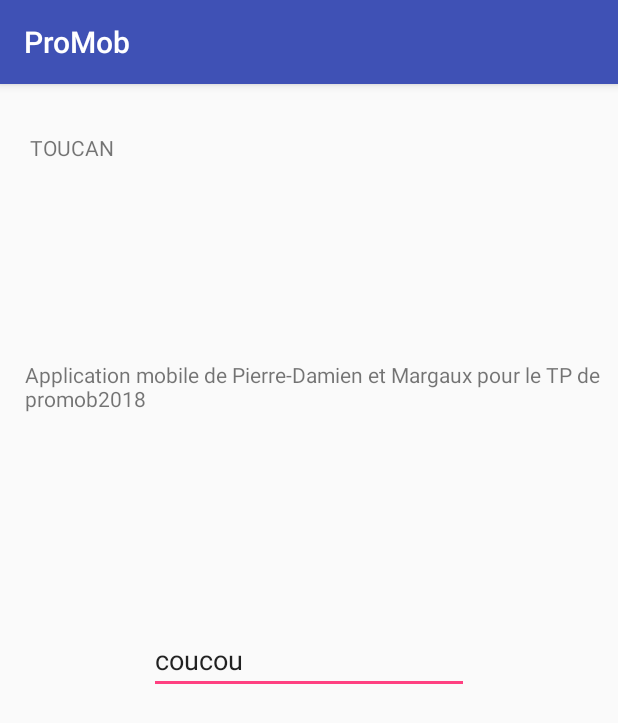
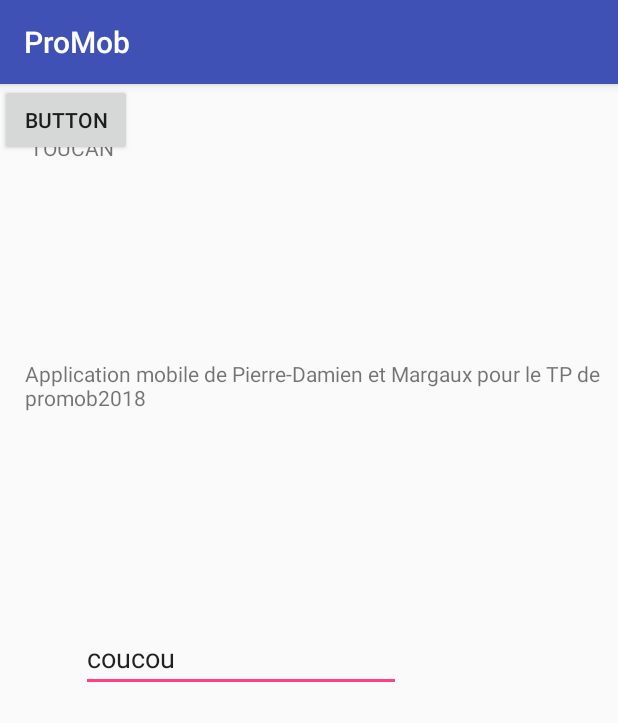
Before and after one commit to projetpromob/toucan, an Android app: the screen it shows after launch (MainActivity), on a phone screen of 412 x 824 dp. Shown: the top 723 px of the screen. Run offline under Robolectric (Android 15) with nearby library versions, the phone set to English and light mode, and no system bars.

Commit message:
Initial commit

```diff
--- a/app/src/main/res/layout/activity_main.xml
+++ b/app/src/main/res/layout/activity_main.xml
@@ -27,8 +27,10 @@
         android:text="coucou"
         app:layout_constraintBottom_toBottomOf="parent"
         app:layout_constraintEnd_toEndOf="parent"
+        app:layout_constraintHorizontal_bias="0.272"
         app:layout_constraintStart_toStartOf="parent"
-        app:layout_constraintTop_toTopOf="parent" />
+        app:layout_constraintTop_toTopOf="parent"
+        app:layout_constraintVertical_bias="0.498" />
 
     <TextView
         android:id="@+id/textView"
@@ -48,4 +50,12 @@
         app:layout_constraintTop_toTopOf="parent"
         app:layout_constraintVertical_bias="0.516" />
 
+    <Button
+        android:id="@+id/button"
+        android:layout_width="wrap_content"
+        android:layout_height="wrap_content"
+        android:text="Button"
+        tools:layout_editor_absoluteX="280dp"
+        tools:layout_editor_absoluteY="232dp" />
+
 </android.support.constraint.ConstraintLayout>
```
Also changed, not shown: 1 other file.
